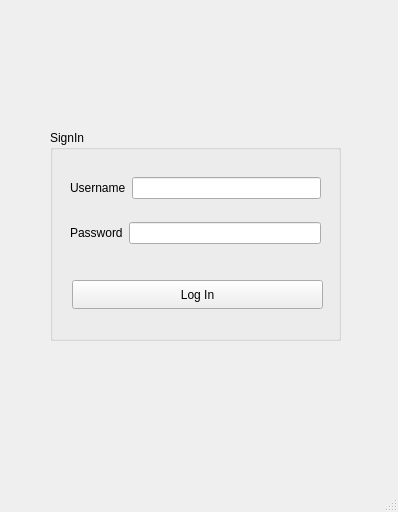
Old version of the form GUI/Client/loginwindow.ui in the repository vietnq2291/network-programming-project-20222.
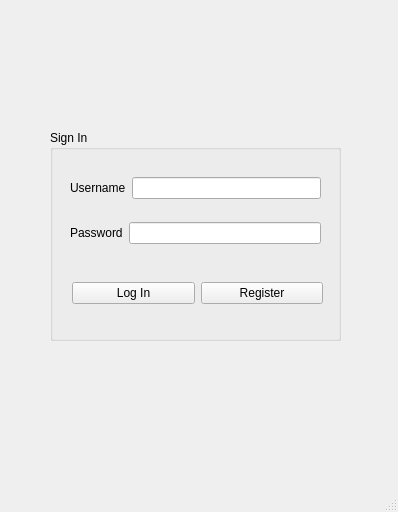
New version of the form.

Patch:
```diff
--- a/GUI/Client/loginwindow.ui
+++ b/GUI/Client/loginwindow.ui
@@ -24,22 +24,9 @@
      </rect>
     </property>
     <property name="title">
-     <string>SignIn</string>
+     <string>Sign In</string>
     </property>
-    <widget class="QPushButton" name="pushButton_Login">
-     <property name="geometry">
-      <rect>
-       <x>22</x>
-       <y>150</y>
-       <width>251</width>
-       <height>29</height>
-      </rect>
-     </property>
-     <property name="text">
-      <string>Log In</string>
-     </property>
-    </widget>
-    <widget class="QWidget" name="">
+    <widget class="QWidget" name="layoutWidget">
      <property name="geometry">
       <rect>
        <x>20</x>
@@ -83,6 +70,32 @@
       </item>
      </layout>
     </widget>
+    <widget class="QWidget" name="">
+     <property name="geometry">
+      <rect>
+       <x>22</x>
+       <y>150</y>
+       <width>251</width>
+       <height>27</height>
+      </rect>
+     </property>
+     <layout class="QHBoxLayout" name="horizontalLayout_3">
+      <item>
+       <widget class="QPushButton" name="pushButton_Login">
+        <property name="text">
+         <string>Log In</string>
+        </property>
+       </widget>
+      </item>
+      <item>
+       <widget class="QPushButton" name="pushButton">
+        <property name="text">
+         <string>Register</string>
+        </property>
+       </widget>
+      </item>
+     </layout>
+    </widget>
    </widget>
   </widget>
   <widget class="QMenuBar" name="menubar">
```
Left out of the diff: 4 changed lines with no effect on the pictures.
